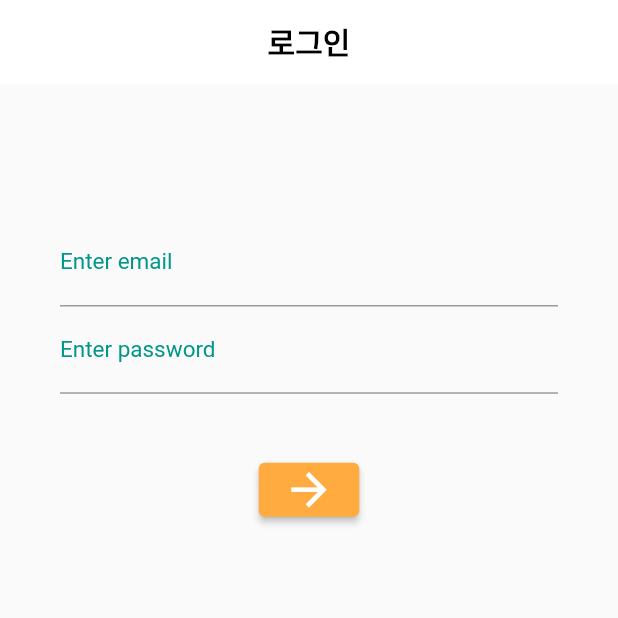
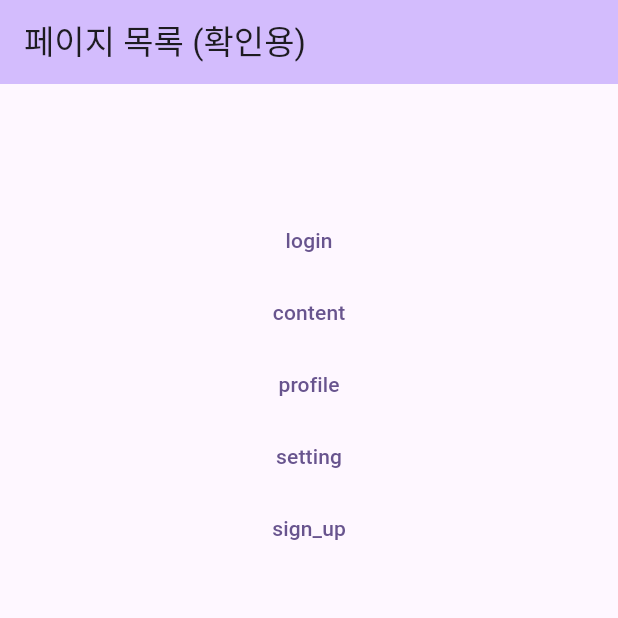
Before and after one commit to 23SmartRecycler/Smart-Recycler, a Flutter app: the screen it shows after launch, on a phone screen of 412 x 824 dp, the top half of it. Run offline on Flutter 3.47's test engine with Material 2 defaults, Android fonts, the phone set to English and light mode, and no system bars; Roboto replaces fonts that are missing (Pretendard).

Commit message:
목록 페이지 추가

```diff
--- a/lib/main.dart
+++ b/lib/main.dart
@@ -1,84 +1,82 @@
 import 'package:flutter/cupertino.dart';
 import 'package:flutter/material.dart';
+import 'package:smartrecycler/login.dart';
+import 'package:smartrecycler/content.dart';
+import 'package:smartrecycler/profile.dart';
+import 'package:smartrecycler/setting.dart';
+import 'package:smartrecycler/sign_up.dart';
 
-void main() => runApp(MyApp());
+void main() {
+  runApp(const MyApp());
+}
 
 class MyApp extends StatelessWidget {
+  const MyApp({super.key});
+
   @override
   Widget build(BuildContext context) {
     return MaterialApp(
-      debugShowCheckedModeBanner: false,
-      title: 'Login',
-      home: LogIn(),
+      title: 'Flutter Demo',
+      theme: ThemeData(
+        colorScheme: ColorScheme.fromSeed(seedColor: Colors.deepPurple),
+        useMaterial3: true,
+      ),
+      home: const MyHomePage(title: '페이지 목록 (확인용)'),
+
     );
   }
 }
 
-class LogIn extends StatefulWidget {
+class MyHomePage extends StatefulWidget {
+  const MyHomePage({super.key, required this.title});
+
+  final String title;
+
   @override
-  State<LogIn> createState() => _LogInState();
+  State<MyHomePage> createState() => _MyHomePageState();
 }
 
-class _LogInState extends State<LogIn> {
+class _MyHomePageState extends State<MyHomePage> {
   @override
   Widget build(BuildContext context) {
+
     return Scaffold(
       appBar: AppBar(
-        title: Text('로그인', style: TextStyle(color: Colors.black,fontFamily: 'Pretendard',fontWeight: FontWeight.w600)),
-        elevation: 0.0,
-        backgroundColor: Colors.white,
-        centerTitle: true,
+        backgroundColor: Theme.of(context).colorScheme.inversePrimary,
+        title: Text(widget.title),
       ),
-      body: Column(
-        children: [
-          Padding(padding: EdgeInsets.only(top: 50)),
-          Form(
-              child: Theme(
-                data: ThemeData(
-                    primaryColor: Colors.grey,
-                    inputDecorationTheme: InputDecorationTheme(
-                        labelStyle: TextStyle(color: Colors.teal, fontSize: 15.0))),
-                child: Container(
-                    padding: EdgeInsets.all(40.0),
-                    // 키보드가 올라와서 만약 스크린 영역을 차지하는 경우 스크롤이 되도록
-                    // SingleChildScrollView으로 감싸 줌
-                    child: SingleChildScrollView(
-                      child: Column(
-                        children: [
-                          TextField(
-                            decoration: InputDecoration(labelText: 'Enter email'),
-                            keyboardType: TextInputType.emailAddress,
-                          ),
-                          TextField(
-                            decoration:
-                            InputDecoration(labelText: 'Enter password'),
-                            keyboardType: TextInputType.text,
-                            obscureText: true, // 비밀번호 안보이도록 하는 것
-                          ),
-                          SizedBox(height: 40.0,),
-                          ButtonTheme(
-                              minWidth: 100.0,
-                              height: 50.0,
-                              child: ElevatedButton(
-                                onPressed: (){
+      body: Center(
 
-                                },
-                                child: Icon(
-                                  Icons.arrow_forward,
-                                  color: Colors.white,
-                                  size: 35.0,
-                                ),
-                                style: ElevatedButton.styleFrom(
-                                    backgroundColor: Colors.orangeAccent
-                                ),
-                              )
-                          )
-                        ],
-                      ),
-                    )),
-              ))
-        ],
-      ),
+        child: Column(
+
+          mainAxisAlignment: MainAxisAlignment.start,
+          children: <Widget>[
+            UseableIcon(),
+            TextButton(onPressed: () {Navigator.push(context, MaterialPageRoute(builder: (context) => LogInPage()));}, child: Text('login')),
+            TextButton(onPressed: () {Navigator.push(context, MaterialPageRoute(builder: (context) => ContentPage()));}, child: Text('content')),
+            TextButton(onPressed: () {Navigator.push(context, MaterialPageRoute(builder: (context) => ProfilePage()));}, child: Text('profile')),
+            TextButton(onPressed: () {Navigator.push(context, MaterialPageRoute(builder: (context) => SettingPage()));}, child: Text('setting')),
+            TextButton(onPressed: () {Navigator.push(context, MaterialPageRoute(builder: (context) => SignUpPage()));}, child: Text('sign_up')),
+          ],
+        ),
+      ), // This trailing comma makes auto-formatting nicer for build methods.
     );
   }
 }
+
+class UseableIcon extends StatelessWidget {
+  const UseableIcon({super.key});
+
+  @override
+  Widget build(BuildContext context) {
+    return Container(
+        width: double.infinity, height: 80,
+        child: Column(
+          children: [
+            Container(),
+
+          ],
+        )
+    );
+  }
+}
```
Also changed, not shown: lib/content.dart (added, +14 -0 lines), lib/login.dart (added, +85 -0 lines), lib/profile.dart (added, +14 -0 lines), lib/setting.dart (added, +14 -0 lines), lib/sign_up.dart (added, +14 -0 lines), 11 other files.
